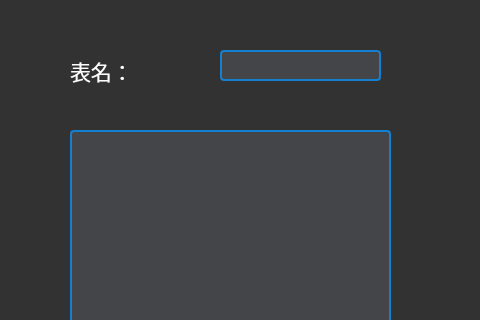
First picture: the form in DBtraining/createtablew.ui, repository 2023XDProject/DBMS2.0, before the edit; both pictures show x 0 to 480 and y 0 to 320 of the 480 by 640 pixel window.
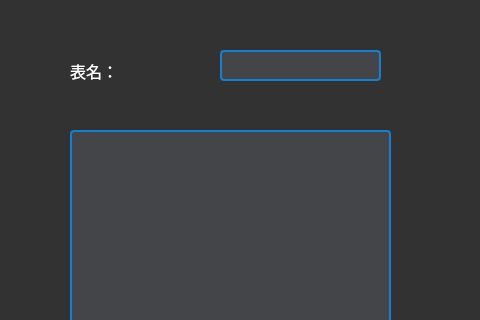
Second picture: the form after the edit. Icons and pictures are not drawn.

The edit to the form file:
```diff
--- a/DBtraining/createtablew.ui
+++ b/DBtraining/createtablew.ui
@@ -62,7 +62,8 @@
    <property name="font">
     <font>
      <family>幼圆</family>
-     <pointsize>16</pointsize>
+     <pointsize>12</pointsize>
+     <weight>50</weight>
      <bold>false</bold>
     </font>
    </property>
```
